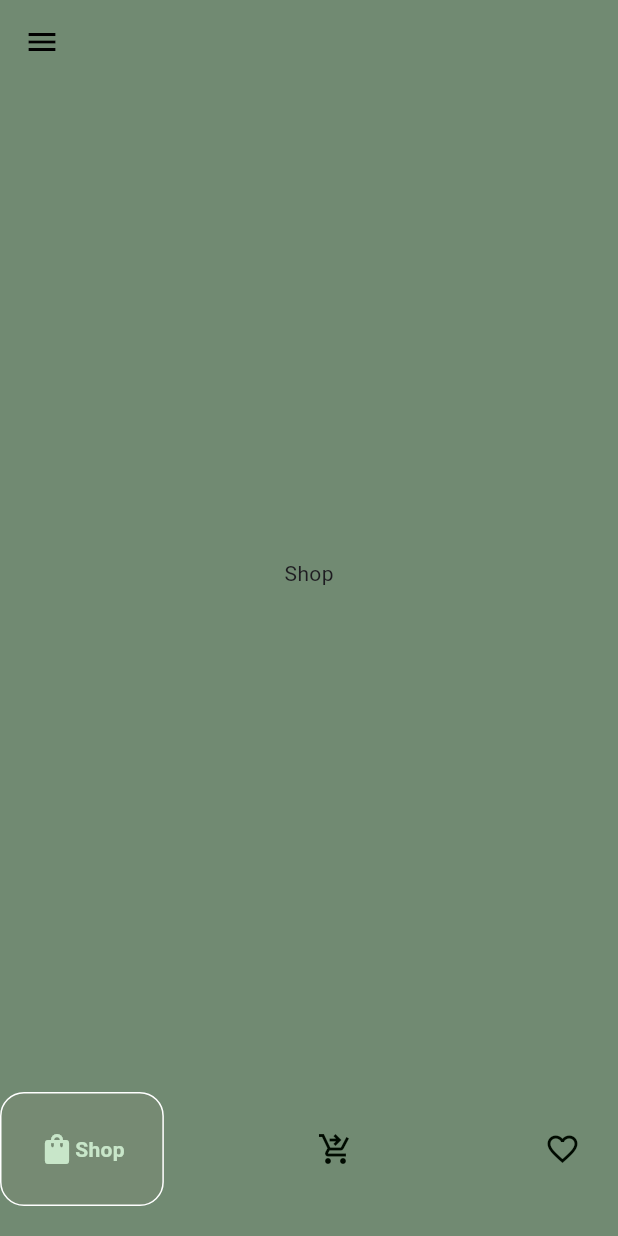
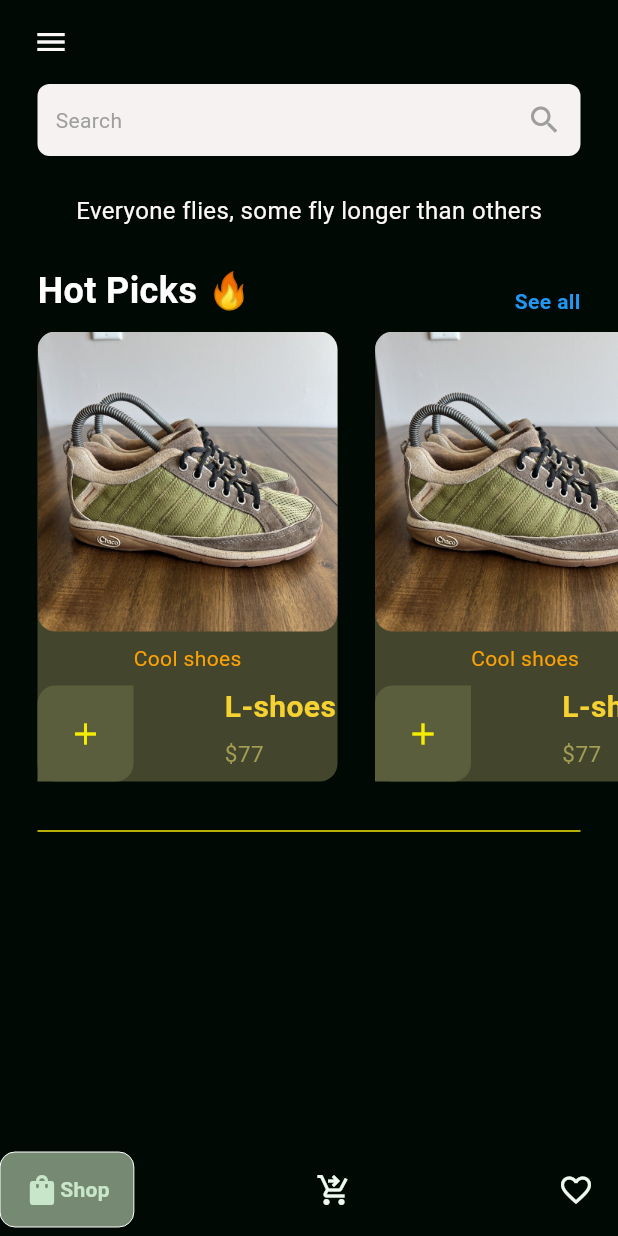
Before and after one commit to R-Htu/fluttertutorial, a Flutter app: the HomePage screen opened by its route, on a phone screen of 412 x 824 dp. Run offline on Flutter 3.47's test engine with Material 3 defaults, Android fonts, the phone set to English and light mode, and no system bars; drawn by our look-alikes of google_nav_bar; our stand-ins replace flutter_slidable, hive_flutter; accounts and stored records are empty.

Commit message:
ecommerce part4

```diff
--- a/lib/component/subeco/bottom_nav_bar.dart
+++ b/lib/component/subeco/bottom_nav_bar.dart
@@ -8,13 +8,17 @@ class BottomNavBar extends StatelessWidget {
   @override
   Widget build(BuildContext context) {
     return Container(
-      padding: EdgeInsets.symmetric(vertical: 20),
+      padding: EdgeInsets.symmetric(vertical: 6),
       child: GNav(
-        color: const Color.fromARGB(255, 0, 10, 0),
+        color: const Color.fromARGB(255, 239, 249, 239),
         activeColor: Colors.green.shade100,
-        tabActiveBorder: Border.all(color: Colors.white),
+        tabActiveBorder: Border.all(
+          color: Colors.white,
+          width: 0,
+        ),
         tabBackgroundColor: const Color.fromARGB(255, 118, 138, 115),
-        tabBorderRadius: 16,
+        tabBorderRadius: 10,
+        padding: EdgeInsets.symmetric(horizontal: 16, vertical: 13),
         onTabChange: (value) => onTabChange!(value),
         tabs: [
           GButton(
--- a/lib/ecommerce/home_page.dart
+++ b/lib/ecommerce/home_page.dart
@@ -29,7 +29,7 @@ class _HomePageState extends State<HomePage> {
   @override
   Widget build(BuildContext context) {
     return Scaffold(
-      backgroundColor: const Color.fromARGB(255, 113, 138, 114),
+      backgroundColor: const Color.fromARGB(255, 0, 9, 4),
       appBar: AppBar(
         backgroundColor: Colors.transparent,
         elevation: 0,
@@ -38,9 +38,12 @@ class _HomePageState extends State<HomePage> {
               onPressed: () {
                 Scaffold.of(context).openDrawer();
               },
-              icon: const Icon(
-                Icons.menu,
-                color: Colors.black,
+              icon: Padding(
+                padding: const EdgeInsets.only(left: 12.0),
+                child: const Icon(
+                  Icons.menu,
+                  color: Color.fromARGB(255, 251, 249, 249),
+                ),
               )),
         ),
       ),
@@ -64,7 +67,7 @@ class _HomePageState extends State<HomePage> {
                   child: ListTile(
                     leading: Icon(
                       Icons.home,
-                      color: const Color.fromARGB(255, 13, 13, 13),
+                      color: const Color.fromARGB(255, 251, 229, 229),
                     ),
                     title: Text(
                       'Home',
--- a/lib/ecommerce/intro_page.dart
+++ b/lib/ecommerce/intro_page.dart
@@ -9,7 +9,7 @@ class IntroPage extends StatelessWidget {
     return Scaffold(
       backgroundColor: Colors.white,
       appBar: AppBar(
-        backgroundColor: Colors.black,
+        backgroundColor: Colors.transparent,
         automaticallyImplyLeading: false,
       ),
       body: Center(
@@ -18,13 +18,10 @@ class IntroPage extends StatelessWidget {
           child: Column(
             mainAxisAlignment: MainAxisAlignment.center,
             children: [
-              Padding(
-                padding: const EdgeInsets.only(top: 1),
-                child: Image.asset(
-                  'lib/images/logo.jpg',
-                  height: 240,
-                  // width: 240,
-                ),
+              Image.asset(
+                'lib/images/logo.jpg',
+                height: 300,
+                // width: 240,
               ),
               const SizedBox(
                 height: 40,
--- /dev/null
+++ b/lib/ecommerce/shoe_tile.dart
@@ -0,0 +1,81 @@
+import 'package:flutter/material.dart';
+import 'package:tutorial_flutter/models/shoe.dart';
+
+class ShoeTile extends StatelessWidget {
+  Shoe shoe;
+  ShoeTile({super.key, required this.shoe});
+
+  @override
+  Widget build(BuildContext context) {
+    return Container(
+      margin: EdgeInsets.only(left: 25),
+      width: 200,
+      decoration: BoxDecoration(
+        color: const Color.fromARGB(255, 67, 70, 45),
+        borderRadius: BorderRadius.circular(12),
+      ),
+      child: Column(
+        mainAxisAlignment: MainAxisAlignment.spaceBetween,
+        children: [
+          //first picture
+          ClipRRect(
+            borderRadius: BorderRadius.circular(12),
+            child: Image.asset(shoe.imagePath),
+          ),
+          //second description
+          Text(
+            shoe.description,
+            style: TextStyle(
+              color: const Color.fromARGB(255, 252, 161, 5),
+            ),
+          ),
+          Padding(
+            padding: const EdgeInsets.only(right: 1.0),
+            child: Row(
+              mainAxisAlignment: MainAxisAlignment.spaceBetween,
+              crossAxisAlignment: CrossAxisAlignment.start,
+              children: [
+                Container(
+                    padding: EdgeInsets.all(20),
+                    decoration: BoxDecoration(
+                        color: const Color.fromARGB(255, 90, 94, 61),
+                        borderRadius: BorderRadius.only(
+                            topLeft: Radius.circular(12),
+                            bottomRight: Radius.circular(12))),
+                    child: Icon(
+                      Icons.add,
+                      color: const Color.fromARGB(255, 245, 236, 3),
+                    )),
+                Column(
+                  crossAxisAlignment: CrossAxisAlignment.start,
+                  children: [
+                    Text(
+                      shoe.name,
+                      style: TextStyle(
+                        color: const Color.fromARGB(255, 246, 210, 49),
+                        fontWeight: FontWeight.bold,
+                        fontSize: 20,
+                      ),
+                    ),
+                    SizedBox(
+                      height: 6,
+                    ),
+                    Text(
+                      '\$' + shoe.price,
+                      style: TextStyle(
+                        color: const Color.fromARGB(255, 162, 157, 82),
+                        fontSize: 15,
+                      ),
+                    ),
+                  ],
+                ),
+              ],
+            ),
+          ),
+          //third price + details
+          // button to add to cart
+        ],
+      ),
+    );
+  }
+}
--- a/lib/ecommerce/shop_page.dart
+++ b/lib/ecommerce/shop_page.dart
@@ -1,4 +1,6 @@
 import 'package:flutter/material.dart';
+import 'package:tutorial_flutter/ecommerce/shoe_tile.dart';
+import 'package:tutorial_flutter/models/shoe.dart';
 
 class ShopPage extends StatefulWidget {
   const ShopPage({super.key});
@@ -10,8 +12,90 @@ class ShopPage extends StatefulWidget {
 class _ShopPageState extends State<ShopPage> {
   @override
   Widget build(BuildContext context) {
-    return Center(
-      child: Text('Shop'),
+    return Column(
+      children: [
+        Container(
+          padding: EdgeInsets.all(12),
+          margin: EdgeInsets.symmetric(horizontal: 25),
+          decoration: BoxDecoration(
+            color: const Color.fromARGB(255, 246, 242, 242),
+            borderRadius: BorderRadius.circular(8),
+          ),
+          child: Row(
+            mainAxisAlignment: MainAxisAlignment.spaceBetween,
+            children: [
+              Text(
+                'Search',
+                style: TextStyle(color: Colors.grey),
+              ),
+              Icon(
+                Icons.search,
+                color: Colors.grey,
+              ),
+            ],
+          ),
+        ),
+        Padding(
+          padding: const EdgeInsets.symmetric(vertical: 25.0),
+          child: Text(
+            'Everyone flies, some fly longer than others',
+            style: TextStyle(
+              fontSize: 16,
+              color: const Color.fromARGB(255, 253, 247, 247),
+            ),
+          ),
+        ),
+        Padding(
+          padding: const EdgeInsets.symmetric(horizontal: 25.0),
+          child: Row(
+            mainAxisAlignment: MainAxisAlignment.spaceBetween,
+            crossAxisAlignment: CrossAxisAlignment.end,
+            children: [
+              Text(
+                'Hot Picks 🔥',
+                style: TextStyle(
+                  fontWeight: FontWeight.bold,
+                  fontSize: 24,
+                  color: Colors.white,
+                ),
+              ),
+              Text(
+                'See all',
+                style: TextStyle(
+                  color: Colors.blue,
+                  fontWeight: FontWeight.bold,
+                ),
+              ),
+            ],
+          ),
+        ),
+        SizedBox(height: 10),
+        SizedBox(
+          height: 300,
+          child: ListView.builder(
+            itemCount: 4,
+            scrollDirection: Axis.horizontal,
+            itemBuilder: (context, index) {
+              // Create a Shoe instance for each item
+              Shoe shoe = Shoe(
+                name: 'L-shoes',
+                price: "77",
+                imagePath: "lib/images/green.jpg",
+                description: 'Cool shoes',
+              );
+              return ShoeTile(
+                shoe: shoe,
+              );
+            },
+          ),
+        ),
+        Padding(
+          padding: const EdgeInsets.only(top: 25, left: 25, right: 25),
+          child: Divider(
+            color: const Color.fromARGB(255, 245, 229, 6),
+          ),
+        )
+      ],
     );
   }
 }
--- /dev/null
+++ b/lib/models/cart.dart
@@ -0,0 +1,29 @@
+import 'shoe.dart';
+
+class Cart {
+  List<Shoe> shoeShop = [
+    Shoe(
+        name: 'Zoom FREAK',
+        price: '236 ',
+        imagePath: 'lib/images/green2.jpg',
+        description: 'The forward-thinking of his latest signature shoe. '),
+    Shoe(
+        name: 'Air Jordan',
+        price: '226 ',
+        imagePath: 'lib/images/green3.jpg',
+        description:
+            'You\'ve got the hops and the speed-lace up in shoes that enhance what you bring to the court '),
+    Shoe(
+        name: 'KD Treys',
+        price: '240',
+        imagePath: 'lib/images/green4.jpg',
+        description:
+            'A secure midfoot strap is suited for scoring bring and defensive  '),
+    Shoe(
+        name: 'Air Jordan',
+        price: '226 ',
+        imagePath: 'lib/images/green.jpg',
+        description:
+            'You\'ve got the hops and the speed-lace up in shoes that enhance what you bring to the court '),
+  ];
+}
--- /dev/null
+++ b/lib/models/shoe.dart
@@ -0,0 +1,13 @@
+class Shoe {
+  final String name;
+  final String price;
+  final String imagePath;
+  final String description;
+
+  Shoe({
+    required this.name,
+    required this.price,
+    required this.imagePath,
+    required this.description,
+  });
+}
--- a/pubspec.yaml
+++ b/pubspec.yaml
@@ -38,6 +38,7 @@ dependencies:
   hive: ^2.2.3
   hive_flutter: ^1.1.0
   google_nav_bar: ^5.0.7
+  line_icons: ^2.0.3
 
 dev_dependencies:
   flutter_test:
```
Also changed, not shown: pubspec.lock.
